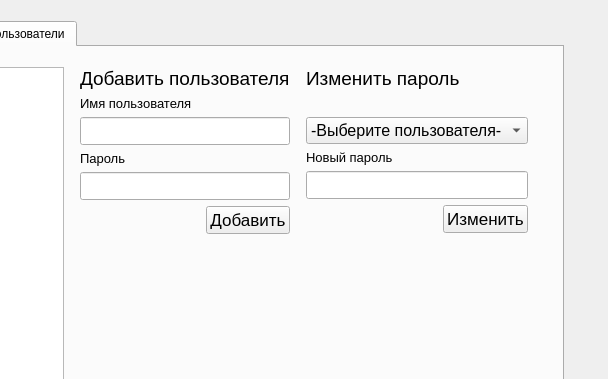
zagaynov-andrew/task-launcher, file Admin/Admin/Admin.ui: the form before one commit; both pictures show x 196 to 804 and y 0 to 379 of the 984 by 662 pixel window.
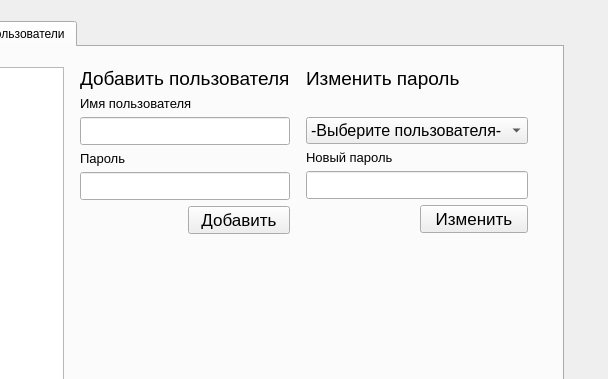
The form after the commit. Custom widgets are drawn as their Qt base class.

Commit message: Admin: user info is done. Client: cancel fixed

The edit to the form file:
```diff
--- a/Admin/Admin/Admin.ui
+++ b/Admin/Admin/Admin.ui
@@ -14,7 +14,7 @@
    <string>Admin</string>
   </property>
   <widget class="QWidget" name="centralwidget">
-   <widget class="QWidget" name="">
+   <widget class="QWidget" name="layoutWidget">
     <property name="geometry">
      <rect>
       <x>10</x>
@@ -133,7 +133,7 @@
         <attribute name="title">
          <string>Пользователи</string>
         </attribute>
-        <widget class="QWidget" name="">
+        <widget class="QWidget" name="layoutWidget">
          <property name="geometry">
           <rect>
            <x>10</x>
@@ -265,17 +265,11 @@
             <item>
              <layout class="QHBoxLayout" name="horizontalLayout_2">
               <item>
-               <spacer name="horizontalSpacer_2">
-                <property name="orientation">
-                 <enum>Qt::Horizontal</enum>
+               <widget class="QLabel" name="errorAddUser_label">
+                <property name="text">
+                 <string/>
                 </property>
-                <property name="sizeHint" stdset="0">
-                 <size>
-                  <width>40</width>
-                  <height>20</height>
-                 </size>
-                </property>
-               </spacer>
+               </widget>
               </item>
               <item>
                <widget class="QPushButton" name="addBtn">
@@ -373,17 +367,11 @@
             <item>
              <layout class="QHBoxLayout" name="horizontalLayout_4">
               <item>
-               <spacer name="horizontalSpacer_4">
-                <property name="orientation">
-                 <enum>Qt::Horizontal</enum>
+               <widget class="QLabel" name="errorNewPass_label">
+                <property name="text">
+                 <string/>
                 </property>
-                <property name="sizeHint" stdset="0">
-                 <size>
-                  <width>40</width>
-                  <height>20</height>
-                 </size>
-                </property>
-               </spacer>
+               </widget>
               </item>
               <item>
                <widget class="QPushButton" name="changeBtn">
```
Left out of the diff: 2 changed lines with no effect on the pictures. The commit also changes 50 other files.
